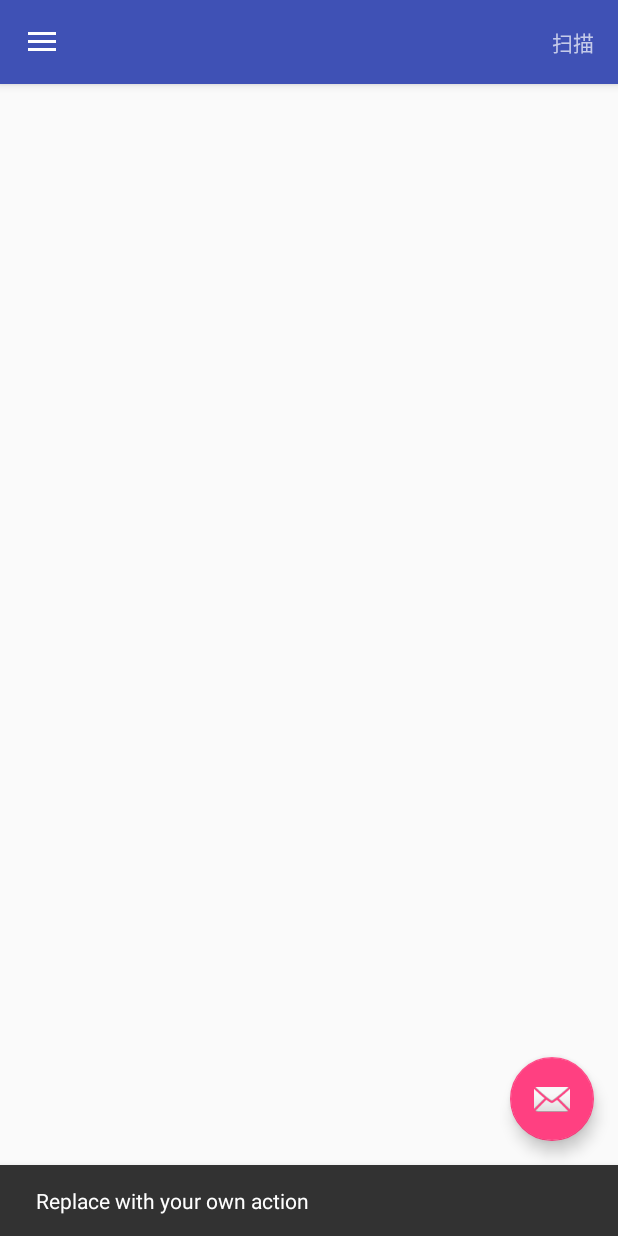
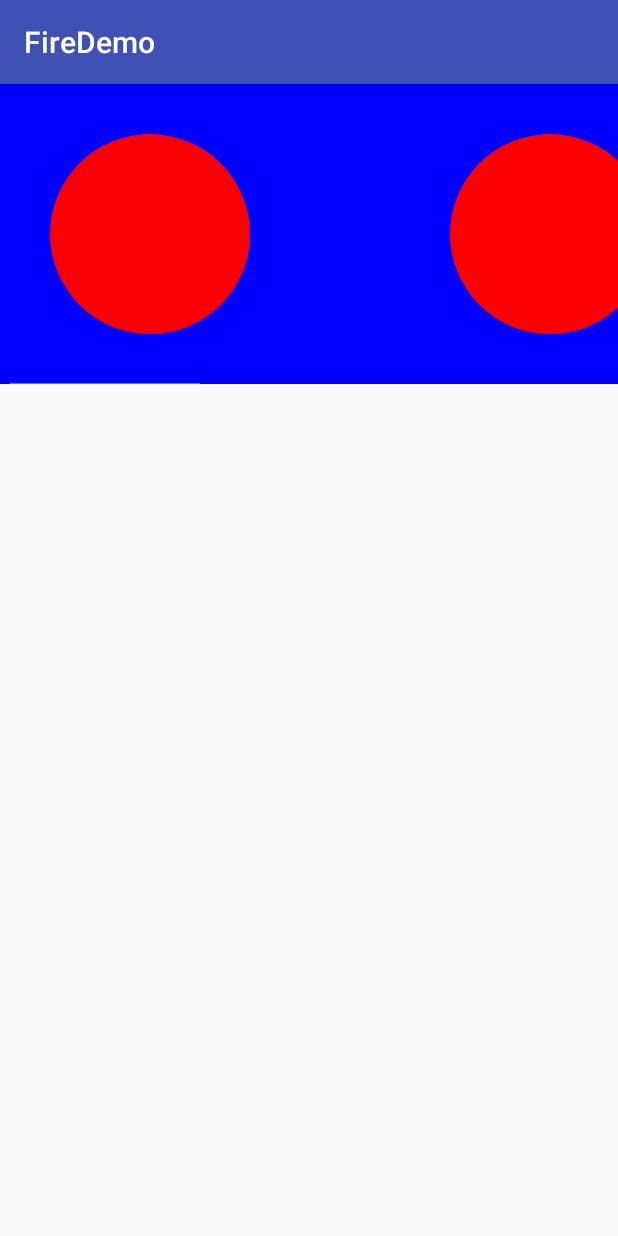
Before and after one commit to SSourceFile/FireDemo, an Android app: the screen it shows after launch (MainActivity before the commit, RxjavaTestActivity after it), in the side drawer, after a tap on "Gallery", on a phone screen of 412 x 824 dp. Run offline under Robolectric (Android 15) with nearby library versions, the light colour scheme and no system bars; our stand-ins replace ButterKnife, RxJava; libraries missing offline, so code that uses them is left out: com.jakewharton.rxbinding2, com.jcodecraeer.xrecyclerview, com.orhanobut.logger, com.tbruyelle.rxpermissions2, rx.android.schedulers and 2 more; plain views replace XRecyclerView; 12 statements that could not run were skipped.

Commit message:
测试服务和自定义view

```diff
--- a/app/src/main/AndroidManifest.xml
+++ b/app/src/main/AndroidManifest.xml
@@ -23,10 +23,15 @@
 
         <activity android:name=".Activity.ScanActivity"/>
         <activity android:name=".Activity.ServiceActivity"/>
+        <activity android:name=".Activity.RxjavaTestActivity"/>
+
 
         <!--服务-->
         <service android:name="com.example.hmh.firedemo.Service.MyService"
             android:process=":remote">
+            <intent-filter>
+                <action android:name="com.example.hmh.firedemo.MyAIDLService"></action>
+            </intent-filter>
 
         </service>
     </application>
--- /dev/null
+++ b/app/src/main/java/com/example/hmh/firedemo/Activity/RxjavaTestActivity.java
@@ -0,0 +1,69 @@
+package com.example.hmh.firedemo.Activity;
+
+import android.os.Bundle;
+import android.support.annotation.Nullable;
+import android.util.Log;
+import android.view.LayoutInflater;
+import android.widget.FrameLayout;
+import android.widget.LinearLayout;
+import android.widget.RelativeLayout;
+
+import com.example.hmh.firedemo.R;
+import com.example.hmh.firedemo.base.BaseActivity;
+import com.example.hmh.firedemo.widght.MyView;
+
+import rx.Observable;
+import rx.android.schedulers.AndroidSchedulers;
+import rx.functions.Action1;
+import rx.functions.Func1;
+import rx.schedulers.Schedulers;
+
+
+/**
+ * Created by hmh on 2017/3/20.
+ */
+
+public class RxjavaTestActivity extends BaseActivity {
+
+    @Override
+    protected void onCreate(@Nullable Bundle savedInstanceState) {
+        super.onCreate(savedInstanceState);
+
+        LinearLayout mView = (LinearLayout) findViewById(R.id.rx_root_view);
+
+    }
+
+    @Override
+    protected void initView() {
+        initRxjava();
+    }
+
+    private void initRxjava() {
+        String[]  data = {"111", "ddddd", "44444", "gggg"};
+        Observable.just(data)
+                .subscribeOn(AndroidSchedulers.mainThread())
+                .observeOn(Schedulers.io())
+                .flatMap(new Func1<String[], Observable<String>>() {
+                    @Override
+                    public Observable<String> call(String[] strings) {
+                        return Observable.from(strings);
+                    }
+                }).map(new Func1<String, String>() {
+                     @Override
+                     public String call(String s) {
+                         return s;
+                        }
+                }).subscribe(new Action1<String>() {
+                     @Override
+                     public void call(String s) {
+                         Log.e("fuck", s);
+                     }
+        });
+
+    }
+
+    @Override
+    public int getLayout() {
+        return R.layout.activity_rxjava_test;
+    }
+}
--- a/app/src/main/java/com/example/hmh/firedemo/MainActivity.java
+++ b/app/src/main/java/com/example/hmh/firedemo/MainActivity.java
@@ -19,6 +19,7 @@ import android.view.View;
 import android.widget.TextView;
 import android.widget.Toast;
 
+import com.example.hmh.firedemo.Activity.RxjavaTestActivity;
 import com.example.hmh.firedemo.Activity.ScanActivity;
 import com.example.hmh.firedemo.Activity.ServiceActivity;
 import com.example.hmh.firedemo.adapter.HeaderAndFooterWrapper;
@@ -207,6 +208,7 @@ public class MainActivity extends BaseActivity
             // Handle the camera action
             startActivity(new Intent(MainActivity.this, ServiceActivity.class));
         } else if (id == R.id.nav_gallery) {
+            startActivity(new Intent(MainActivity.this, RxjavaTestActivity.class));
 
         } else if (id == R.id.nav_slideshow) {
 
--- /dev/null
+++ b/app/src/main/java/com/example/hmh/firedemo/widght/MyView.java
@@ -0,0 +1,95 @@
+package com.example.hmh.firedemo.widght;
+
+import android.content.Context;
+import android.graphics.Canvas;
+import android.graphics.Color;
+import android.graphics.Paint;
+import android.graphics.Path;
+import android.graphics.Rect;
+import android.support.annotation.Nullable;
+import android.util.AttributeSet;
+import android.view.View;
+
+import com.orhanobut.logger.Logger;
+
+/**
+ * Created by hmh on 2017/3/21.
+ */
+
+public class MyView extends View implements View.OnClickListener{
+
+    private Paint mPaint;
+    private Rect mBounds;
+
+
+
+    public MyView(Context context, @Nullable AttributeSet attrs) {
+        super(context, attrs);
+        //初始化画笔
+        mPaint = new Paint(Paint.ANTI_ALIAS_FLAG);
+        mBounds = new Rect();
+        //点击事件的监听
+        this.setOnClickListener(this);
+    }
+
+
+
+    @Override
+    protected void onMeasure(int widthMeasureSpec, int heightMeasureSpec) {
+
+        int width_mode = MeasureSpec.getMode(widthMeasureSpec);
+        int width_size = MeasureSpec.getSize(widthMeasureSpec);
+
+        int height_mode = MeasureSpec.getMode(heightMeasureSpec);
+        int height_size = MeasureSpec.getSize(heightMeasureSpec);
+
+//        setMeasuredDimension((width_mode == MeasureSpec.EXACTLY)? width_size : width, (height_mode == MeasureSpec.EXACTLY)? height_size: height);
+        Logger.e("宽度的"+width_mode +"   /   "+ width_size+"  高度的"+height_mode+"   /   "+height_size);
+
+
+        int unWidth = getMeasuredWidth();
+        int unHeight = getMeasuredHeight();
+        Logger.e("未测量的宽度"+unWidth + "未测量的高度"+unHeight);
+        setMeasuredDimension(widthMeasureSpec, heightMeasureSpec);
+
+
+        int width = getMeasuredWidth();
+        int height = getMeasuredHeight();
+        Logger.e("测量过宽度"+width+"测量过的高度"+height);
+    }
+
+    @Override
+    protected void onLayout(boolean changed, int left, int top, int right, int bottom) {
+        super.onLayout(changed, left, top, right, bottom);
+    }
+
+    @Override
+    protected void onDraw(Canvas canvas) {
+        super.onDraw(canvas);
+        //设置画笔的颜色
+        mPaint.setColor(Color.BLUE);
+        //绘制长方形
+        canvas.drawRect(0, 0, getWidth(), getHeight(), mPaint);
+
+        mPaint.setColor(Color.RED);
+        //透明度
+        mPaint.setAlpha(250);
+        //绘制圆形
+        canvas.drawCircle(150, 150, 100, mPaint);
+
+        mPaint.setColor(Color.RED);
+        canvas.drawCircle(550, 150, 100, mPaint);
+
+        mPaint.setColor(Color.YELLOW);
+        canvas.drawLine(10, 300, 200, 300, mPaint);
+
+
+
+
+    }
+
+    @Override
+    public void onClick(View v) {
+
+    }
+}
--- /dev/null
+++ b/app/src/main/res/layout/activity_rxjava_test.xml
@@ -0,0 +1,12 @@
+<?xml version="1.0" encoding="utf-8"?>
+<LinearLayout xmlns:android="http://schemas.android.com/apk/res/android"
+    android:orientation="vertical" android:layout_width="match_parent"
+    android:layout_height="match_parent"
+    android:id="@+id/rx_root_view">
+
+    <com.example.hmh.firedemo.widght.MyView
+        android:layout_width="match_parent"
+        android:layout_height="200dp">
+
+    </com.example.hmh.firedemo.widght.MyView>
+</LinearLayout>
--- a/build.gradle
+++ b/build.gradle
@@ -6,7 +6,7 @@ buildscript {
         mavenCentral()
     }
     dependencies {
-        classpath 'com.android.tools.build:gradle:2.3.0-beta4'
+        classpath 'com.android.tools.build:gradle:2.3.0'
         classpath 'com.jakewharton:butterknife-gradle-plugin:8.5.1'
         // NOTE: Do not place your application dependencies here; they belong
         // in the individual module build.gradle files
```
Also changed, not shown: app/build.gradle (+14 -2 lines), app/src/main/java/com/example/hmh/firedemo/Activity/ServiceActivity.java (+16 -2 lines), app/src/main/java/com/example/hmh/firedemo/Service/MyService.java (+25 -1 lines), app/src/main/java/com/example/hmh/firedemo/widght/MyViewGroup.java (added, +42 -0 lines), app/src/main/aidl/com/example/hmh/firedemo/MyAIDLService.aidl (added).
